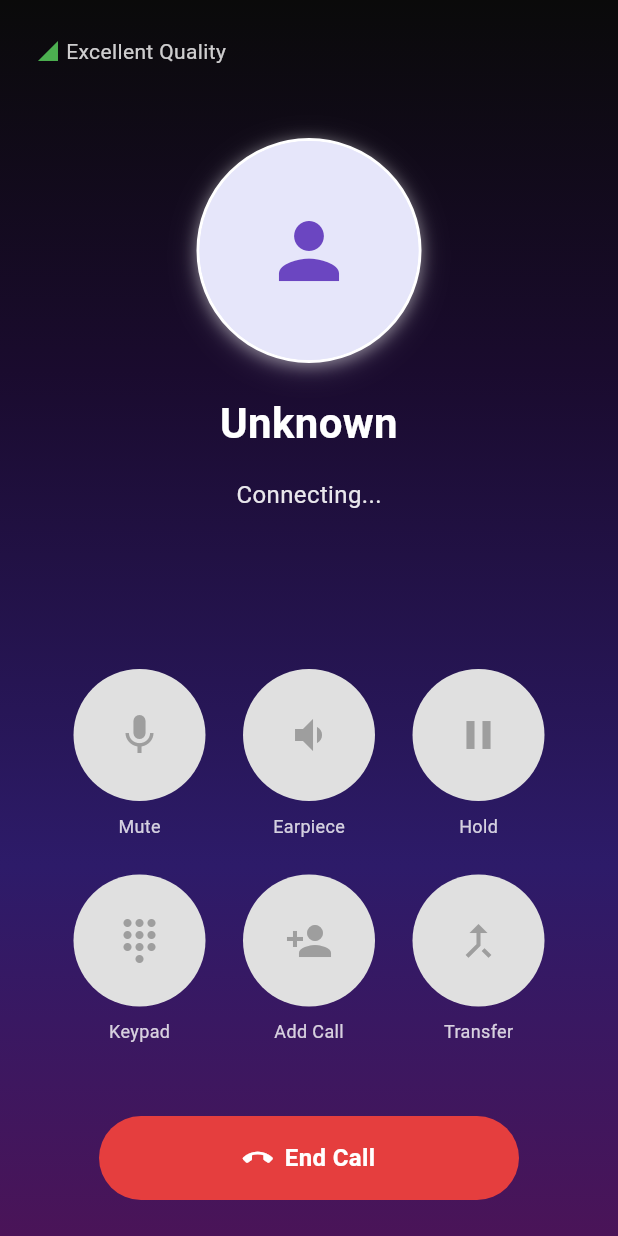
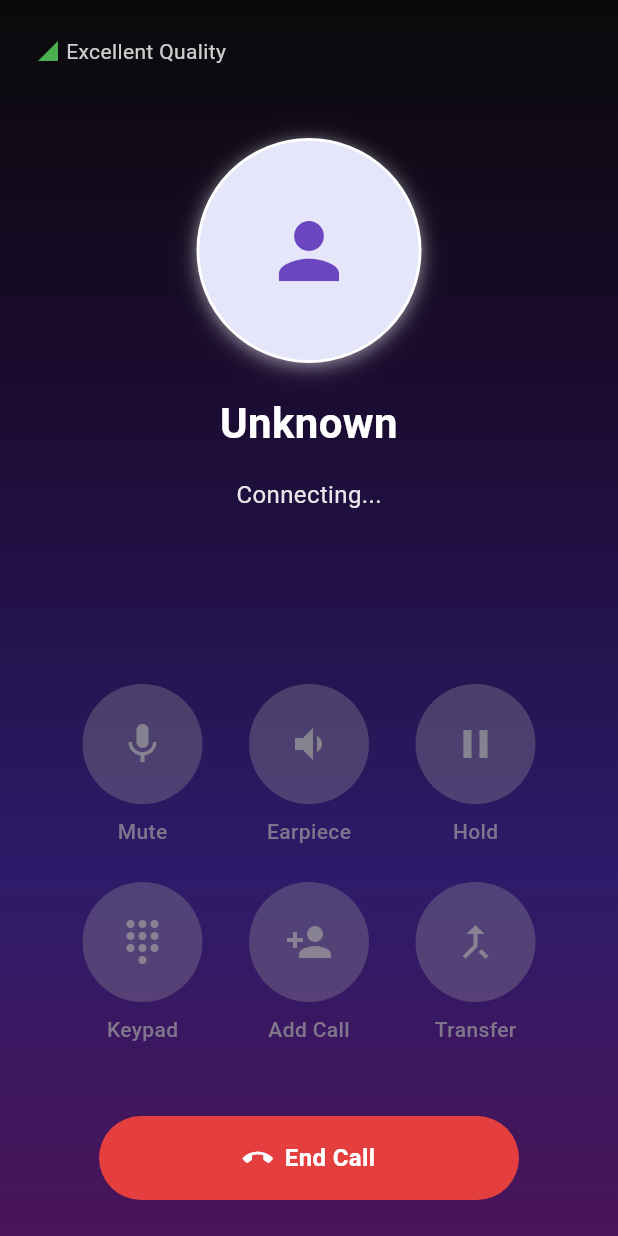
Before and after one commit to ksrigo/rp_flutter_siprix, a Flutter app: the InCallScreen screen opened by its route, on a phone screen of 412 x 824 dp. Run offline on Flutter 3.47's test engine with Material 3 defaults, Android fonts, the phone set to English and light mode, and no system bars; our stand-ins replace connectivity_plus, dio, firebase_core, firebase_messaging, flutter_contacts, flutter_riverpod and 8 more; missing offline and left inert: dart_jsonwebtoken; accounts and stored records are empty.

Commit message:
multi_call_screen OK

```diff
--- a/lib/core/services/sip_service/sip_service_call_handling.dart
+++ b/lib/core/services/sip_service/sip_service_call_handling.dart
@@ -66,6 +66,10 @@ mixin _SipServiceCallHandling on _SipServiceBase {
 
       // Set up CallStateListener to route events to AppCallsModel
       _siprixSdk!.callListener = CallStateListener(
+        proceeding: (int callId, String response) {
+          debugPrint('>>> CallStateListener.proceeding CALLED - routing to AppCallsModel: callId=$callId, response=$response');
+          _callsModel?.onProceeding(callId, response);
+        },
         incoming: (int callId, int accId, bool withVideo, String from, String to) {
           debugPrint('>>> CallStateListener.incoming CALLED - routing to AppCallsModel');
           _callsModel?.onIncomingSip(callId, accId, withVideo, from, to);
--- a/lib/features/call/presentation/screens/in_call_screen.dart
+++ b/lib/features/call/presentation/screens/in_call_screen.dart
@@ -546,27 +546,34 @@ class _InCallScreenState extends ConsumerState<InCallScreen> {
     return Column(
       mainAxisSize: MainAxisSize.min,
       children: [
-        GestureDetector(
-          onTap: isEnabled ? onPressed : null,
-          child: Container(
-            width: 88,
-            height: 88,
-            decoration: BoxDecoration(
-              color: !isEnabled
-                  ? Colors.grey.shade300
-                  : isActive
-                      ? const Color(0xFF6B46C1)
-                      : const Color(0xFFE6E6FA),
-              shape: BoxShape.circle,
-            ),
-            child: Icon(
-              icon,
-              size: 32,
-              color: !isEnabled
-                  ? Colors.grey.shade500
-                  : isActive
-                      ? Colors.white
-                      : const Color(0xFF6B46C1),
+        Container(
+          width: 80, // Match multi_call_screen
+          height: 80, // Match multi_call_screen
+          decoration: BoxDecoration(
+            shape: BoxShape.circle,
+            color: !isEnabled
+                ? Colors.grey.withValues(alpha: 0.3)
+                : isActive
+                    ? Colors.white.withValues(alpha: 0.3)
+                    : Colors.white.withValues(alpha: 0.15),
+            border: !isEnabled
+                ? null
+                : isActive
+                    ? Border.all(color: Colors.white.withValues(alpha: 0.5), width: 2)
+                    : null,
+          ),
+          child: Material(
+            color: Colors.transparent,
+            child: InkWell(
+              borderRadius: BorderRadius.circular(40),
+              onTap: isEnabled ? onPressed : null,
+              child: Icon(
+                icon,
+                size: 32,
+                color: !isEnabled
+                    ? Colors.grey.withValues(alpha: 0.7)
+                    : Colors.white,
+              ),
             ),
           ),
         ),
@@ -574,9 +581,11 @@ class _InCallScreenState extends ConsumerState<InCallScreen> {
         Text(
           label,
           style: TextStyle(
-            color: Colors.white.withValues(alpha: 0.8),
-            fontSize: 12,
-            fontWeight: FontWeight.w400,
+            fontSize: 14, // Match multi_call_screen
+            fontWeight: FontWeight.w500, // Match multi_call_screen
+            color: !isEnabled
+                ? Colors.grey.withValues(alpha: 0.7)
+                : Colors.white.withValues(alpha: 0.9),
           ),
         ),
       ],
```
Also changed, not shown: lib/features/call/presentation/screens/multi_call_screen.dart (+136 -37 lines).
